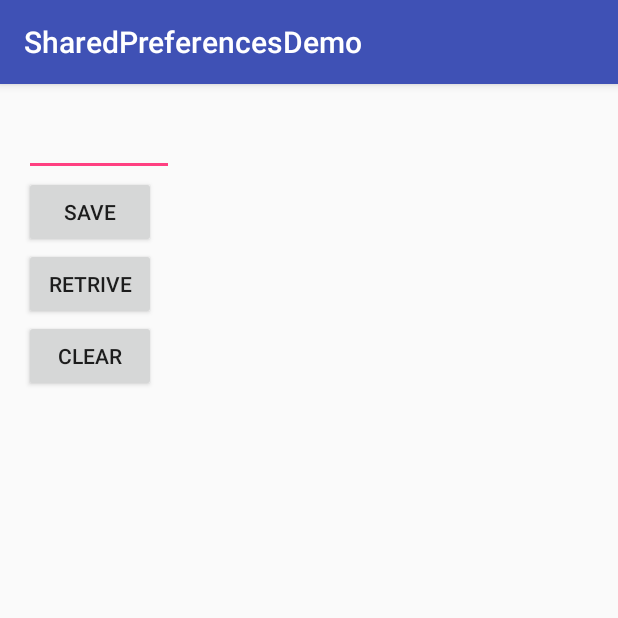
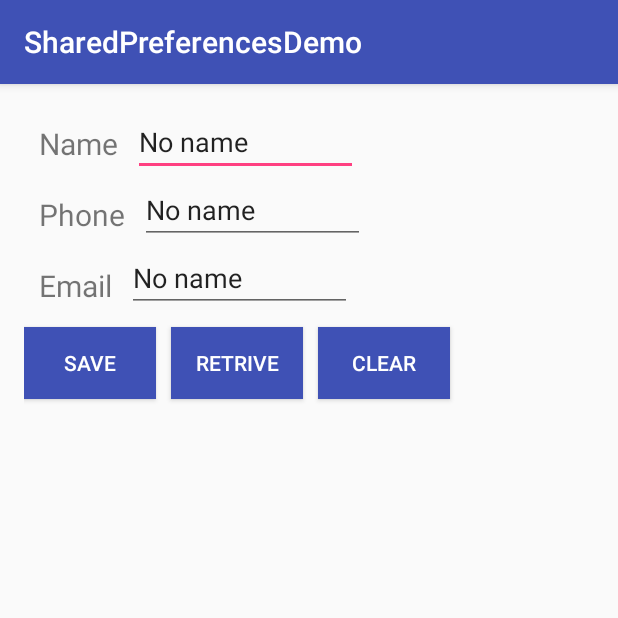
Before and after one commit to RaiSaugat/SharedPreferences, an Android app: the screen it shows after launch (MainActivity), after a tap on "RETRIVE", on a phone screen of 412 x 824 dp, the top half of it. Run offline under Robolectric (Android 15) with nearby library versions, the phone set to English and light mode, and no system bars.

Commit message:
New Commit

```diff
--- a/app/src/main/java/com/example/rai/sharedpreferencesdemo/MainActivity.java
+++ b/app/src/main/java/com/example/rai/sharedpreferencesdemo/MainActivity.java
@@ -13,24 +13,43 @@ public class MainActivity extends AppCompatActivity {
     SharedPreferences sharedPreferences;
     String MYPREFERENCES ="ASMT";
     String Name = "user_name";
-    EditText edit1;
+    String Phone = "user_phone";
+    String Email= "user_email";
+    EditText name, phone, email;
     Button bset, bget, bclear;
     @Override
     protected void onCreate(Bundle savedInstanceState) {
         super.onCreate(savedInstanceState);
         setContentView(R.layout.activity_main);
-        edit1 = (EditText)findViewById(R.id.editText);
+        name = (EditText)findViewById(R.id.editName);
+        phone = (EditText)findViewById(R.id.editPhone);
+        email = (EditText)findViewById(R.id.editEmail);
         bset = (Button) findViewById(R.id.btnSet);
+
 
         bset.setOnClickListener(new View.OnClickListener() {
             @Override
             public void onClick(View v) {
-                    String user = edit1.getText().toString();
-                sharedPreferences = getSharedPreferences(MYPREFERENCES, MODE_PRIVATE);
-                SharedPreferences.Editor editor = sharedPreferences.edit();
-                editor.putString(Name, user);
-                editor.commit();
-
+                String user = name.getText().toString();
+                String emailAdd = email.getText().toString();
+                String PhoneNo = phone.getText().toString();
+                int ph = Integer.parseInt(PhoneNo);
+                if(ph != 10)
+                {
+                    Toast.makeText(MainActivity.this, "Give 10 number for phone", Toast.LENGTH_SHORT).show();
+                }
+                else {
+                    sharedPreferences = getSharedPreferences(MYPREFERENCES, MODE_PRIVATE);
+                    SharedPreferences.Editor editor = sharedPreferences.edit();
+                    editor.putString(Name, user);
+                    editor.putString(Email, emailAdd);
+                    editor.putString(Phone, PhoneNo);
+                    Toast.makeText(MainActivity.this, "Data Entered Successfully", Toast.LENGTH_SHORT).show();
+                    name.setText("");
+                    email.setText("");
+                    phone.setText("");
+                    editor.commit();
+                }
             }
         });
         bget = (Button)findViewById(R.id.btnGet);
@@ -39,8 +58,13 @@ public class MainActivity extends AppCompatActivity {
             public void onClick(View v) {
                 sharedPreferences = getSharedPreferences(MYPREFERENCES, MODE_PRIVATE);
                 SharedPreferences.Editor editor = sharedPreferences.edit();
-                String msg = sharedPreferences.getString(Name, "No name");
-                Toast.makeText(MainActivity.this, msg, Toast.LENGTH_SHORT).show();
+                String na = sharedPreferences.getString(Name, "No name");
+                String em = sharedPreferences.getString(Email, "No name");
+                String ph = sharedPreferences.getString(Phone, "No name");
+                name.setText(na);
+                phone.setText(ph);
+                email.setText(em);
+                Toast.makeText(MainActivity.this, "Data Retrived Successfully", Toast.LENGTH_SHORT).show();
                 editor.commit();
             }
         });
@@ -52,6 +76,10 @@ public class MainActivity extends AppCompatActivity {
                 sharedPreferences = getSharedPreferences(MYPREFERENCES, MODE_PRIVATE);
                 SharedPreferences.Editor editor = sharedPreferences.edit();
                 editor.clear();
+                name.setText("");
+                email.setText("");
+                phone.setText("");
+                Toast.makeText(MainActivity.this, "Data Cleared", Toast.LENGTH_SHORT).show();
                 editor.commit();
             }
         });
--- a/app/src/main/res/layout/activity_main.xml
+++ b/app/src/main/res/layout/activity_main.xml
@@ -9,30 +9,87 @@
     android:paddingTop="@dimen/activity_vertical_margin"
     tools:context="com.example.rai.sharedpreferencesdemo.MainActivity">
 
+    <TextView
+        android:layout_width="wrap_content"
+        android:layout_height="wrap_content"
+        android:text="Name"
+        android:padding="10dp"
+        android:id="@+id/name"
+        android:textSize="20dp"/>
+
     <EditText
-        android:layout_width="100dp"
+        android:layout_width="150dp"
         android:layout_height="wrap_content"
-        android:id="@+id/editText"
+        android:id="@+id/editName"
+        android:layout_toRightOf="@+id/name"
+        />
+
+    <TextView
+        android:layout_width="wrap_content"
+        android:layout_height="wrap_content"
+        android:text="Phone"
+        android:padding="10dp"
+        android:layout_below="@+id/name"
+        android:id="@+id/phone"
+        android:textSize="20dp"/>
+
+    <EditText
+        android:layout_width="150dp"
+        android:layout_height="wrap_content"
+        android:layout_below="@+id/editName"
+        android:id="@+id/editPhone"
+        android:inputType="number"
+        android:layout_toRightOf="@+id/phone"
+        />
+
+    <TextView
+        android:layout_width="wrap_content"
+        android:layout_height="wrap_content"
+        android:text="Email"
+        android:padding="10dp"
+        android:layout_below="@+id/phone"
+        android:id="@+id/email"
+        android:textSize="20dp"/>
+
+    <EditText
+        android:layout_width="150dp"
+        android:layout_height="wrap_content"
+        android:layout_below="@+id/editPhone"
+        android:id="@+id/editEmail"
+        android:layout_toRightOf="@+id/email"
         />
 
     <Button
         android:layout_width="wrap_content"
         android:layout_height="wrap_content"
+        android:layout_marginTop="10dp"
         android:text="Save"
         android:id="@+id/btnSet"
-        android:layout_below="@+id/editText"/>
+        android:background="@color/colorPrimary"
+        android:textColor="#fff"
+        android:layout_marginRight="10dp"
+        android:layout_below="@+id/editEmail"/>
 
     <Button
         android:layout_width="wrap_content"
         android:layout_height="wrap_content"
+        android:layout_marginTop="10dp"
         android:text="Retrive"
         android:id="@+id/btnGet"
-        android:layout_below="@+id/btnSet"/>
+        android:background="@color/colorPrimary"
+        android:textColor="#fff"
+        android:layout_marginRight="10dp"
+        android:layout_below="@+id/editEmail"
+        android:layout_toRightOf="@+id/btnSet"/>
 
     <Button
         android:layout_width="wrap_content"
         android:layout_height="wrap_content"
         android:text="Clear"
+        android:layout_marginTop="10dp"
         android:id="@+id/btnClear"
-        android:layout_below="@+id/btnGet"/>
+        android:background="@color/colorPrimary"
+        android:textColor="#fff"
+        android:layout_below="@+id/editEmail"
+        android:layout_toRightOf="@+id/btnGet"/>
 </RelativeLayout>
```
